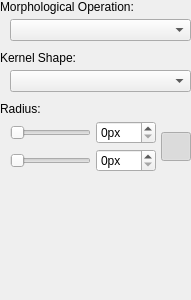
Qt form src/imagefilter_morphology/filterwidget.ui (deiflou/ibp) before a commit.
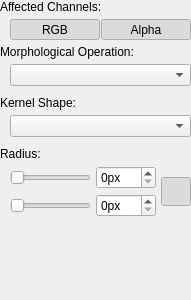
The same form after that commit.

```diff
--- a/src/imagefilter_morphology/filterwidget.ui
+++ b/src/imagefilter_morphology/filterwidget.ui
@@ -34,6 +34,67 @@
      <property name="spacing">
       <number>5</number>
      </property>
+     <item>
+      <widget class="QLabel" name="label_5">
+       <property name="text">
+        <string>Affected Channels:</string>
+       </property>
+      </widget>
+     </item>
+     <item>
+      <layout class="QHBoxLayout" name="horizontalLayout_2">
+       <property name="spacing">
+        <number>1</number>
+       </property>
+       <property name="leftMargin">
+        <number>10</number>
+       </property>
+       <item>
+        <widget class="QToolButton" name="mButtonAffectedChannelsRGB">
+         <property name="sizePolicy">
+          <sizepolicy hsizetype="Preferred" vsizetype="Preferred">
+           <horstretch>0</horstretch>
+           <verstretch>0</verstretch>
+          </sizepolicy>
+         </property>
+         <property name="text">
+          <string>RGB</string>
+         </property>
+         <property name="checkable">
+          <bool>true</bool>
+         </property>
+         <property name="checked">
+          <bool>true</bool>
+         </property>
+         <property name="class" stdset="0">
+          <string>cFlatOptionButton</string>
+         </property>
+        </widget>
+       </item>
+       <item>
+        <widget class="QToolButton" name="mButtonAffectedChannelsAlpha">
+         <property name="sizePolicy">
+          <sizepolicy hsizetype="Preferred" vsizetype="Preferred">
+           <horstretch>0</horstretch>
+           <verstretch>0</verstretch>
+          </sizepolicy>
+         </property>
+         <property name="text">
+          <string>Alpha</string>
+         </property>
+         <property name="checkable">
+          <bool>true</bool>
+         </property>
+         <property name="checked">
+          <bool>true</bool>
+         </property>
+         <property name="class" stdset="0">
+          <string>cFlatOptionButton</string>
+         </property>
+        </widget>
+       </item>
+      </layout>
+     </item>
      <item>
       <widget class="QLabel" name="label_3">
        <property name="text">
```
